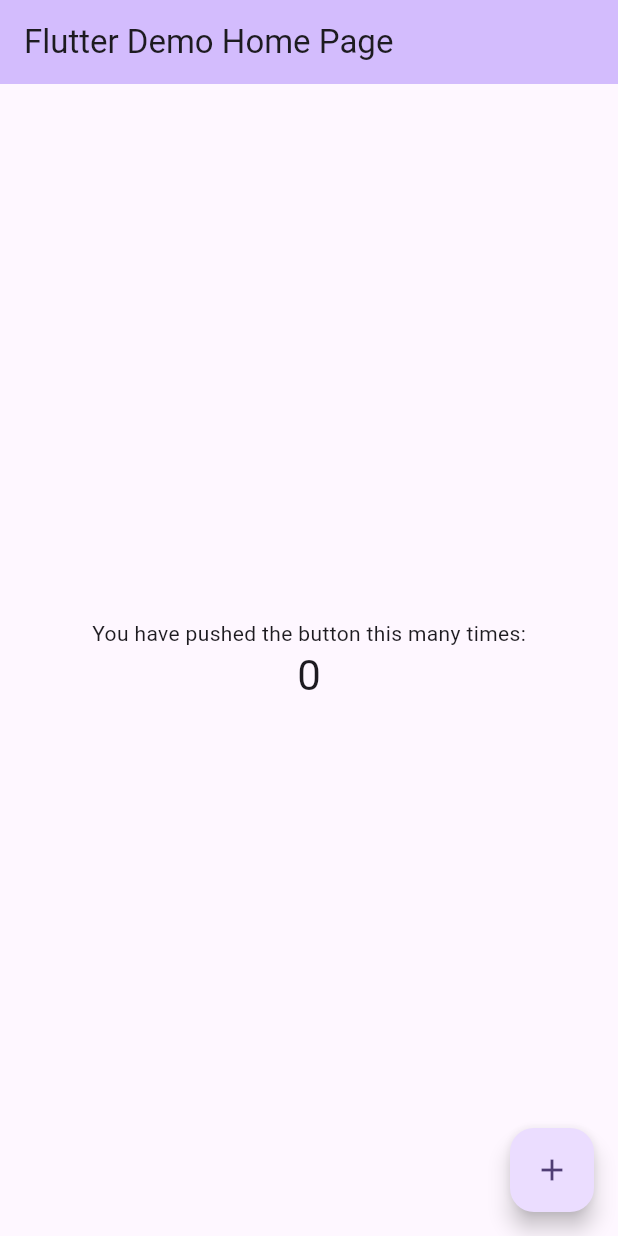
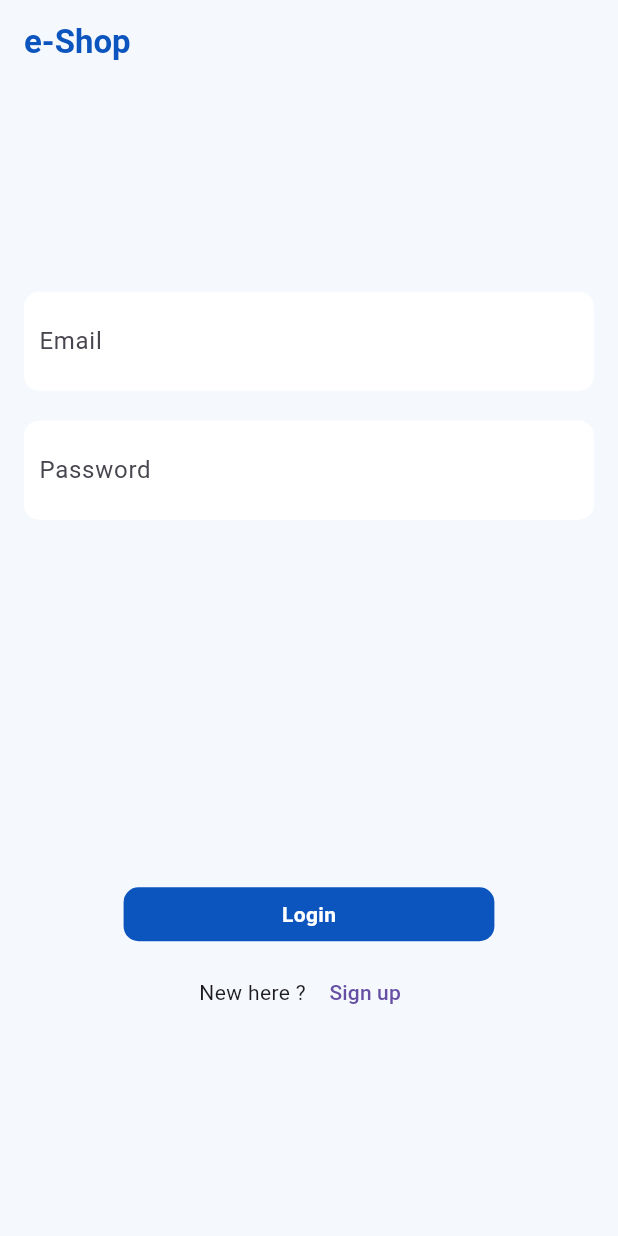
Before and after one commit to AKASHANGADII/e_shop, a Flutter app: the screen it shows after launch, on a phone screen of 412 x 824 dp. Run offline on Flutter 3.47's test engine with Material 3 defaults, Android fonts, the phone set to English and light mode, and no system bars.

Commit message:
feat : Authentication screen ui implemented

```diff
--- a/lib/main.dart
+++ b/lib/main.dart
@@ -1,125 +1,21 @@
+import 'package:e_shop/views/authentication_screen.dart';
 import 'package:flutter/material.dart';
 
-void main() {
-  runApp(const MyApp());
+void main(){
+  runApp(MyApp());
 }
 
 class MyApp extends StatelessWidget {
-  const MyApp({super.key});
+  const MyApp({Key? key}) : super(key: key);
 
-  // This widget is the root of your application.
   @override
   Widget build(BuildContext context) {
     return MaterialApp(
-      title: 'Flutter Demo',
-      theme: ThemeData(
-        // This is the theme of your application.
-        //
-        // TRY THIS: Try running your application with "flutter run". You'll see
-        // the application has a purple toolbar. Then, without quitting the app,
-        // try changing the seedColor in the colorScheme below to Colors.green
-        // and then invoke "hot reload" (save your changes or press the "hot
-        // reload" button in a Flutter-supported IDE, or press "r" if you used
-        // the command line to start the app).
-        //
-        // Notice that the counter didn't reset back to zero; the application
-        // state is not lost during the reload. To reset the state, use hot
-        // restart instead.
-        //
-        // This works for code too, not just values: Most code changes can be
-        // tested with just a hot reload.
-        colorScheme: ColorScheme.fromSeed(seedColor: Colors.deepPurple),
-        useMaterial3: true,
-      ),
-      home: const MyHomePage(title: 'Flutter Demo Home Page'),
+      debugShowCheckedModeBanner: false,
+      home: AuthScreen(),
+      routes: {
+        AuthScreen.routeName:(context)=>AuthScreen(),
+      },
     );
   }
 }
-
-class MyHomePage extends StatefulWidget {
-  const MyHomePage({super.key, required this.title});
-
-  // This widget is the home page of your application. It is stateful, meaning
-  // that it has a State object (defined below) that contains fields that affect
-  // how it looks.
-
-  // This class is the configuration for the state. It holds the values (in this
-  // case the title) provided by the parent (in this case the App widget) and
-  // used by the build method of the State. Fields in a Widget subclass are
-  // always marked "final".
-
-  final String title;
-
-  @override
-  State<MyHomePage> createState() => _MyHomePageState();
-}
-
-class _MyHomePageState extends State<MyHomePage> {
-  int _counter = 0;
-
-  void _incrementCounter() {
-    setState(() {
-      // This call to setState tells the Flutter framework that something has
-      // changed in this State, which causes it to rerun the build method below
-      // so that the display can reflect the updated values. If we changed
-      // _counter without calling setState(), then the build method would not be
-      // called again, and so nothing would appear to happen.
-      _counter++;
-    });
-  }
-
-  @override
-  Widget build(BuildContext context) {
-    // This method is rerun every time setState is called, for instance as done
-    // by the _incrementCounter method above.
-    //
-    // The Flutter framework has been optimized to make rerunning build methods
-    // fast, so that you can just rebuild anything that needs updating rather
-    // than having to individually change instances of widgets.
-    return Scaffold(
-      appBar: AppBar(
-        // TRY THIS: Try changing the color here to a specific color (to
-        // Colors.amber, perhaps?) and trigger a hot reload to see the AppBar
-        // change color while the other colors stay the same.
-        backgroundColor: Theme.of(context).colorScheme.inversePrimary,
-        // Here we take the value from the MyHomePage object that was created by
-        // the App.build method, and use it to set our appbar title.
-        title: Text(widget.title),
-      ),
-      body: Center(
-        // Center is a layout widget. It takes a single child and positions it
-        // in the middle of the parent.
-        child: Column(
-          // Column is also a layout widget. It takes a list of children and
-          // arranges them vertically. By default, it sizes itself to fit its
-          // children horizontally, and tries to be as tall as its parent.
-          //
-          // Column has various properties to control how it sizes itself and
-          // how it positions its children. Here we use mainAxisAlignment to
-          // center the children vertically; the main axis here is the vertical
-          // axis because Columns are vertical (the cross axis would be
-          // horizontal).
-          //
-          // TRY THIS: Invoke "debug painting" (choose the "Toggle Debug Paint"
-          // action in the IDE, or press "p" in the console), to see the
-          // wireframe for each widget.
-          mainAxisAlignment: MainAxisAlignment.center,
-          children: <Widget>[
-            const Text(
-              'You have pushed the button this many times:',
-            ),
-            Text(
-              '$_counter',
-              style: Theme.of(context).textTheme.headlineMedium,
-            ),
-          ],
-        ),
-      ),
-      floatingActionButton: FloatingActionButton(
-        onPressed: _incrementCounter,
-        tooltip: 'Increment',
-        child: const Icon(Icons.add),
-      ), // This trailing comma makes auto-formatting nicer for build methods.
-    );
-  }
-}
--- /dev/null
+++ b/lib/utils/constants.dart
@@ -0,0 +1,6 @@
+import 'package:flutter/material.dart';
+
+const kBlueColor=Color(0xff0C54BE);
+const kSecondaryColor=Color(0xff303F60);
+const kBackgroundColor=Color(0xfff5f9fd);
+const kGreyColor=Color(0xffced3dc);
--- /dev/null
+++ b/lib/views/authentication_screen.dart
@@ -0,0 +1,178 @@
+import 'package:e_shop/utils/constants.dart';
+import 'package:flutter/material.dart';
+
+class AuthScreen extends StatefulWidget {
+  static const routeName='/auth-screen';
+  @override
+  _AuthScreenState createState() => _AuthScreenState();
+}
+
+class _AuthScreenState extends State<AuthScreen> {
+
+  final _formKey = GlobalKey<FormState>();
+  final TextEditingController _nameController = TextEditingController();
+  final TextEditingController _emailController = TextEditingController();
+  final TextEditingController _passwordController = TextEditingController();
+  bool _isLogin = true;
+
+  String? _validateName(String? value) {
+    if (value == null || value.isEmpty) {
+      return 'Please enter your name';
+    }
+    return null;
+  }
+
+  String? _validateEmail(String? value) {
+    if (value == null || value.isEmpty) {
+      return 'Please enter an email';
+    }
+    final emailRegex = RegExp(r'^[^@]+@[^@]+\.[^@]+');
+    if (!emailRegex.hasMatch(value)) {
+      return 'Enter a valid email';
+    }
+    return null;
+  }
+
+  String? _validatePassword(String? value) {
+    if (value == null || value.isEmpty) {
+      return 'Please enter a password';
+    }
+    if (value.length < 6) {
+      return 'Password must be at least 6 characters long';
+    }
+    return null;
+  }
+
+  @override
+  Widget build(BuildContext context) {
+    return Scaffold(
+      backgroundColor: kBackgroundColor,
+      appBar: AppBar(
+        backgroundColor: kBackgroundColor,
+        title: Text(
+          "e-Shop",
+          style: TextStyle(color: kBlueColor, fontWeight: FontWeight.bold),
+        ),
+      ),
+      body: Padding(
+        padding: const EdgeInsets.all(16.0),
+        child: Form(
+          key: _formKey,
+          child: Column(
+            mainAxisAlignment: MainAxisAlignment.spaceAround,
+            children: [
+              Column(
+                children: [
+                  if (!_isLogin) ...[
+                    Container(
+                      decoration: BoxDecoration(
+                        color: Colors.white,
+                        borderRadius: BorderRadius.circular(10),
+                      ),
+                      child: Padding(
+                        padding: const EdgeInsets.symmetric(
+                            vertical: 5, horizontal: 10),
+                        child: TextFormField(
+                          controller: _nameController,
+                          decoration: InputDecoration(labelText: 'Name',
+                      border: InputBorder.none,),
+                          validator: _validateName,
+                        ),
+                      ),
+                    ),
+                    SizedBox(height: 20),
+                  ],
+                  Container(
+                    decoration: BoxDecoration(
+                      color: Colors.white,
+                      borderRadius: BorderRadius.circular(10),
+                    ),
+                    child: Padding(
+                      padding: const EdgeInsets.symmetric(
+                          vertical: 5, horizontal: 10),
+                      child: TextFormField(
+                        controller: _emailController,
+                        decoration: InputDecoration(
+                          labelText: 'Email',
+                          border: InputBorder.none,
+                        ),
+                        validator: _validateEmail,
+                      ),
+                    ),
+                  ),
+                  SizedBox(
+                    height: 20,
+                  ),
+                  Container(
+                    decoration: BoxDecoration(
+                      color: Colors.white,
+                      borderRadius: BorderRadius.circular(10),
+                    ),
+                    child: Padding(
+                      padding: const EdgeInsets.symmetric(
+                          vertical: 5, horizontal: 10),
+                      child: TextFormField(
+                        controller: _passwordController,
+                        decoration: InputDecoration(
+                            labelText: 'Password', border: InputBorder.none),
+                        obscureText: true,
+                        validator: _validatePassword,
+                      ),
+                    ),
+                  ),
+                ],
+              ),
+              Column(
+                children: [
+                  GestureDetector(
+                    onTap: () async {
+                      if (_formKey.currentState!.validate()) {
+                        String email = _emailController.text.trim();
+                        String password = _passwordController.text.trim();
+
+                        print(email);
+                        print(password);
+                        print("Successfull login");
+                      }
+                    },
+                    child: Container(
+                      width: MediaQuery.of(context).size.width*0.6,
+                        decoration:BoxDecoration(
+                          borderRadius: BorderRadius.circular(10),
+                          color: kBlueColor,
+                        ),child: Padding(
+                          padding: const EdgeInsets.symmetric(vertical: 8,horizontal: 8),
+                          child: Center(child: Text(_isLogin ? 'Login' : 'Sign Up',style: TextStyle(color: Colors.white,fontWeight: FontWeight.w600),)),
+                        )),
+                  ),
+                  SizedBox(
+                    height: 10,
+                  ),
+                  Row(
+                    mainAxisAlignment: MainAxisAlignment.center,
+                    children: [
+                      Text(_isLogin
+                          ? 'New here ? '
+                          : 'Already have an account ? '),
+                      TextButton(
+                        onPressed: () {
+                          setState(() {
+                            _isLogin = !_isLogin;
+                            _nameController.clear();
+                            _emailController.clear();
+                            _passwordController.clear();
+                          });
+                        },
+                        child: Text(_isLogin ? 'Sign up' : 'Log in'),
+                      ),
+                    ],
+                  ),
+                ],
+              ),
+            ],
+          ),
+        ),
+      ),
+    );
+  }
+}
```
Also changed, not shown: 1 other file.
